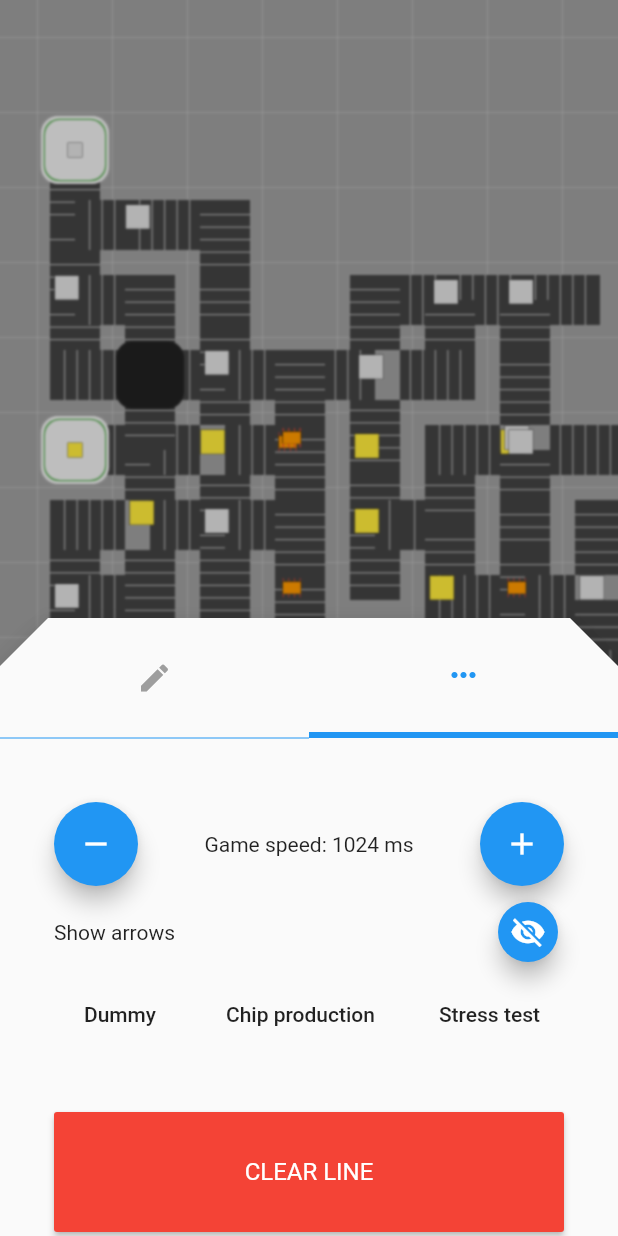
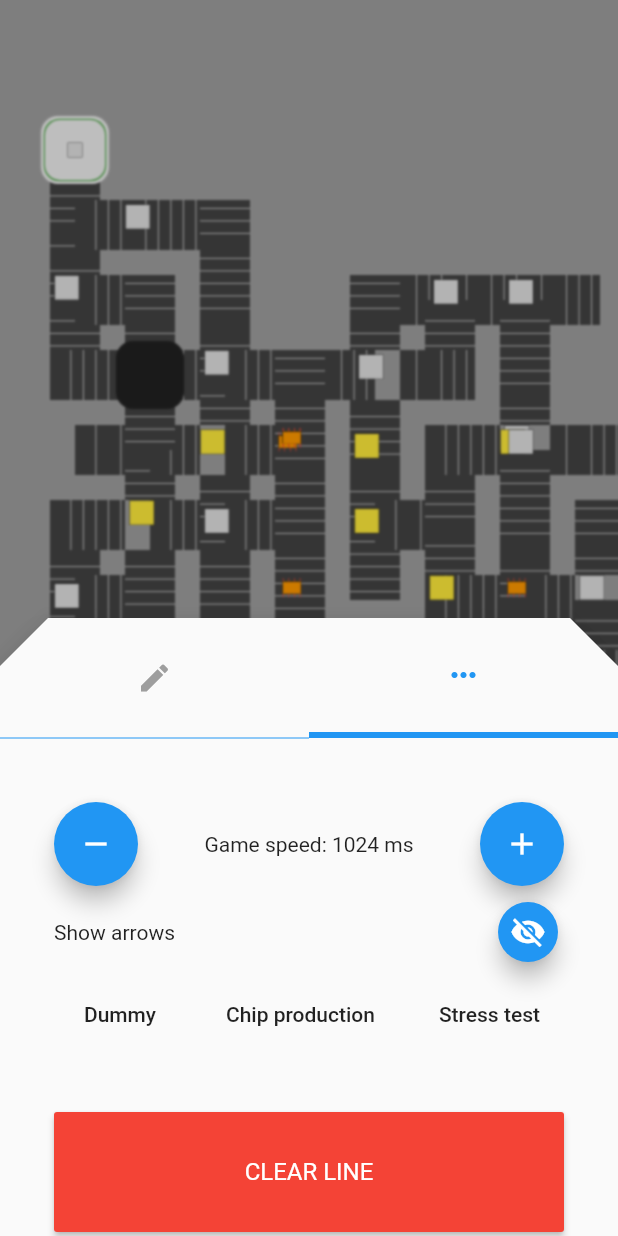
Before and after one commit to Flutter-Buddies/flutter_factory, a Flutter app: the screen it shows after launch, after a tap on the "keyboard control" icon, on a phone screen of 412 x 824 dp. Run offline on Flutter 3.47's test engine with Material 2 defaults, Android fonts, the phone set to English and light mode, and no system bars; our stand-ins replace rxdart; missing offline and left inert: dropdown_menu.

Commit message:
Improve drawing speed

```diff
--- a/lib/game/equipment/roller.dart
+++ b/lib/game/equipment/roller.dart
@@ -45,8 +45,8 @@
     if(direction == Direction.east || direction == Direction.west){
       canvas.drawRect(Rect.fromPoints(Offset(size / 3, size / 3), Offset(-size / 3, -size / 3)), Paint()..color = Colors.grey.shade800);
       for(int i = 0; i < 3; i++){
-        double _xOffset = ((size / 6) * i + (direction == Direction.east ? progress : -progress) * size) % (size * 0.5);
-        canvas.drawLine(Offset(_xOffset - size / 3 + size / 12, size / 3), Offset(_xOffset - size / 3 + size / 12, -size / 3), Paint()..color = Colors.white70);
+        final double _xOffset = ((size / 6) * i + (direction == Direction.east ? progress : -progress) * size) % (size * 0.5);
+        canvas.drawLine(Offset(_xOffset - size / 6, size / 3), Offset(_xOffset - size / 6, -size / 3), Paint()..color = Colors.white70);
       }
     }else{
       canvas.drawRect(Rect.fromPoints(Offset(size / 3, size / 3), Offset(-size / 3, -size / 3)), Paint()..color = Colors.grey.shade800);
@@ -54,7 +54,7 @@
       for(int i = 0; i < 3; i++){
         double _yOffset = ((size / 6) * i + (direction == Direction.north ? progress : -progress) * size) % (size * 0.5);
 
-        canvas.drawLine(Offset(size / 3, _yOffset - size / 3 + size / 12), Offset(-size / 3, _yOffset - size / 3 + size / 12), Paint()..color = Colors.white70);
+        canvas.drawLine(Offset(size / 3, _yOffset - size / 3), Offset(-size / 3, _yOffset - size / 3), Paint()..color = Colors.white70);
       }
     }
 
--- a/lib/game/model/factory_equipment.dart
+++ b/lib/game/model/factory_equipment.dart
@@ -84,28 +84,28 @@
         canvas.drawRect(Rect.fromCircle(center: Offset(-size / 3, 0.0), radius: size / 3), Paint()..color = Colors.grey.shade800);
         for(int i = 0; i < 3; i++){
           double _xOffset = ((size / 6) * i + (entry ? progress : -progress) * size) % (size / 2);
-          canvas.drawLine(Offset(_xOffset - size / 3 - size / 3 + size / 12, size / 3), Offset(_xOffset - size / 3 - size / 3 + size / 12, -size / 3), Paint()..color = Colors.white70);
+          canvas.drawLine(Offset(_xOffset - size / 3 - size / 3 + size / 6, size / 3), Offset(_xOffset - size / 3 - size / 3 + size / 6, -size / 3), Paint()..color = Colors.white70);
         }
         break;
       case Direction.east:
         canvas.drawRect(Rect.fromCircle(center: Offset(size / 3, 0.0), radius: size / 3), Paint()..color = Colors.grey.shade800);
         for(int i = 0; i < 3; i++){
           double _xOffset = ((size / 6) * i + (entry ? -progress : progress) * size) % (size / 2);
-          canvas.drawLine(Offset(_xOffset - size / 3 + size / 3 + size / 12, size / 3), Offset(_xOffset - size / 3 + size / 3 + size / 12, -size / 3), Paint()..color = Colors.white70);
+          canvas.drawLine(Offset(_xOffset - size / 3 + size / 3 + size / 6, size / 3), Offset(_xOffset - size / 3 + size / 3 + size / 6, -size / 3), Paint()..color = Colors.white70);
         }
         break;
       case Direction.south:
         canvas.drawRect(Rect.fromCircle(center: Offset(0.0, -size / 3), radius: size / 3), Paint()..color = Colors.grey.shade800);
         for(int i = 0; i < 3; i++){
           double _yOffset = ((size / 6) * i + (entry ? progress : -progress) * size) % (size / 2);
-          canvas.drawLine(Offset(size / 3, _yOffset - size / 3 - size / 3 + size / 12), Offset(-size / 3, _yOffset - size / 3 - size / 3 + size / 12), Paint()..color = Colors.white70);
+          canvas.drawLine(Offset(size / 3, _yOffset - size / 3 - size / 3 + size / 6), Offset(-size / 3, _yOffset - size / 3 - size / 3 + size / 6), Paint()..color = Colors.white70);
         }
         break;
       case Direction.north:
         canvas.drawRect(Rect.fromCircle(center: Offset(0.0, size / 3), radius: size / 3), Paint()..color = Colors.grey.shade800);
         for(int i = 0; i < 3; i++){
           double _yOffset = ((size / 6) * i + (entry ? -progress : progress) * size) % (size / 2);
-          canvas.drawLine(Offset(size / 3, _yOffset + size / 3 - size / 3 + size / 12), Offset(-size / 3, _yOffset + size / 3 - size / 3 + size / 12), Paint()..color = Colors.white70);
+          canvas.drawLine(Offset(size / 3, _yOffset + size / 3 - size / 3 + size / 6), Offset(-size / 3, _yOffset + size / 3 - size / 3 + size / 6), Paint()..color = Colors.white70);
         }
         break;
     }
--- a/lib/ui/widgets/game_widget.dart
+++ b/lib/ui/widgets/game_widget.dart
@@ -49,8 +49,8 @@
             _gameCameraPosition.position = _offset;
           },
           onTapUp: (TapUpDetails tud){
-            final Offset _selectedOffset = tud.globalPosition - (_gameCameraPosition.position + Offset(-_cubeSize / 2, -_cubeSize / 2)) * _gameCameraPosition.scale;
-            final Coordinates _coordinate = Coordinates(_selectedOffset.dx ~/ (_cubeSize * _gameCameraPosition.scale), _selectedOffset.dy ~/ (_cubeSize * _gameCameraPosition.scale));
+            final Offset _s = (tud.globalPosition - _gameCameraPosition.position) / _gameCameraPosition.scale + Offset(_cubeSize / 2, _cubeSize / 2);
+            final Coordinates _coordinate = Coordinates((_s.dx / _cubeSize).floor(),(_s.dy / _cubeSize).floor());
 
             if(_selected.contains(_coordinate)){
               _selected.remove(_coordinate);
@@ -60,14 +60,16 @@
               }
 
               if(_selected.isEmpty || _bloc.equipment.firstWhere((FactoryEquipment fe) => fe.coordinates == _coordinate, orElse: () => null) == null){
+                if(_coordinate.x >= 0 && _coordinate.y >= 0 && _coordinate.x <= 1000 && _coordinate.y <= 1000){
                   _selected.add(_coordinate);
+                }
               }
             }
 
             _bloc.selectedTiles = _selected;
           },
           child: CustomPaint(
-            painter: GamePainter(_bloc, 30, 30, _gameCameraPosition, _cubeSize, selectedTiles: _selected),
+            painter: GamePainter(_bloc, 1000, 1000, _gameCameraPosition, _cubeSize, selectedTiles: _selected),
             child: const SizedBox.expand(),
           ),
         );
@@ -92,68 +94,52 @@
     canvas.saveLayer(null, Paint());
 
     final Matrix4 _transformMatrix = Matrix4.identity()
-      ..scale(camera.scale)
-      ..translate(camera.position.dx, camera.position.dy);
+      ..translate(camera.position.dx, camera.position.dy)
+      ..scale(camera.scale);
 
     canvas.transform(_transformMatrix.storage);
 
-    for(int x = 0; x < rows; x++){
-      for(int y = 0; y < columns; y++){
-        bool _selected = !selectedTiles.indexWhere((Coordinates c) => c.x == x && c.y == y).isNegative;
+    canvas.drawRect(
+      Rect.fromPoints(
+        Offset(-cubeSize / 2, -cubeSize / 2),
+        Offset(cubeSize * rows + cubeSize / 2, cubeSize * columns + cubeSize / 2)
+      ),
+      Paint()..color = Colors.grey
+    );
 
+    selectedTiles.forEach((Coordinates c){
       canvas.drawRect(
         Rect.fromCircle(
-            center: Offset(x * cubeSize, y * cubeSize),
+          center: Offset(c.x * cubeSize, c.y * cubeSize),
           radius: cubeSize / 2
         ),
-          Paint()..color = _selected ? Colors.orange : Colors.grey
+        Paint()..color = Colors.orange
       );
-      }
-    }
+    });
 
-    for(int x = 0; x < rows; x++){
-      for(int y = 0; y < columns; y++){
-        final FactoryEquipment _equipment = bloc.equipment.firstWhere((FactoryEquipment fe) => fe.coordinates.x == x && fe.coordinates.y == y, orElse: () => null);
+    bloc.equipment.forEach((FactoryEquipment fe){
+      fe.drawTrack(Offset(fe.coordinates.x * cubeSize, fe.coordinates.y * cubeSize), canvas, cubeSize, bloc.progress);
+    });
 
-        if(_equipment != null){
-          _equipment.drawTrack(Offset(x * cubeSize, y * cubeSize), canvas, cubeSize, bloc.progress);
-        }
-      }
-    }
+    bloc.equipment.forEach((FactoryEquipment fe){
+      fe.drawMaterial(Offset(fe.coordinates.x * cubeSize, fe.coordinates.y * cubeSize), canvas, cubeSize, bloc.progress);
+    });
 
-    for(int x = 0; x < rows; x++){
-      for(int y = 0; y < columns; y++){
-        final FactoryEquipment _equipment = bloc.equipment.firstWhere((FactoryEquipment fe) => fe.coordinates.x == x && fe.coordinates.y == y, orElse: () => null);
+    bloc.equipment.forEach((FactoryEquipment fe){
+      fe.drawEquipment(Offset(fe.coordinates.x * cubeSize, fe.coordinates.y * cubeSize), canvas, cubeSize, bloc.progress);
 
-        if(_equipment != null){
-          _equipment.drawMaterial(Offset(x * cubeSize, y * cubeSize), canvas, cubeSize, bloc.progress);
-        }
-      }
-    }
-
-    for(int x = 0; x < rows; x++){
-      for(int y = 0; y < columns; y++){
-        FactoryEquipment _equipment = bloc.equipment.firstWhere((FactoryEquipment fe) => fe.coordinates.x == x && fe.coordinates.y == y, orElse: () => null);
-        List<FactoryMaterial> _material = bloc.getExcessMaterial.where((FactoryMaterial fe) => fe.x.round() == x && fe.y.round() == y).toList();
-
-        _material.forEach((FactoryMaterial fm){
-          if(bloc.getLastExcessMaterial.contains(fm)){
-            fm.drawMaterial(Offset(fm.offsetX + x * cubeSize, fm.offsetY + y * cubeSize), canvas, bloc.progress, opacity: 1.0 - bloc.progress);
-          }else{
-            fm.drawMaterial(Offset(fm.offsetX + x * cubeSize, fm.offsetY + y * cubeSize), canvas, bloc.progress);
+      if(bloc.showArrows){
+        _paintArrows(fe.coordinates.x, fe.coordinates.y, canvas, fe);
       }
     });
 
-
-        if(_equipment != null){
-          _equipment.drawEquipment(Offset(x * cubeSize, y * cubeSize), canvas, cubeSize, bloc.progress);
-
-          if(bloc.showArrows){
-            _paintArrows(x, y, canvas, _equipment);
+    bloc.getExcessMaterial.forEach((FactoryMaterial fm){
+      if(bloc.getLastExcessMaterial.contains(fm)){
+        fm.drawMaterial(Offset(fm.offsetX + fm.x * cubeSize, fm.offsetY + fm.y * cubeSize), canvas, bloc.progress, opacity: 1.0 - bloc.progress);
+      }else{
+        fm.drawMaterial(Offset(fm.offsetX + fm.x * cubeSize, fm.offsetY + fm.y * cubeSize), canvas, bloc.progress);
       }
-        }
-      }
-    }
+    });
 
     canvas.restore();
   }
```
Lines whose indentation alone changed are shown as unchanged.
